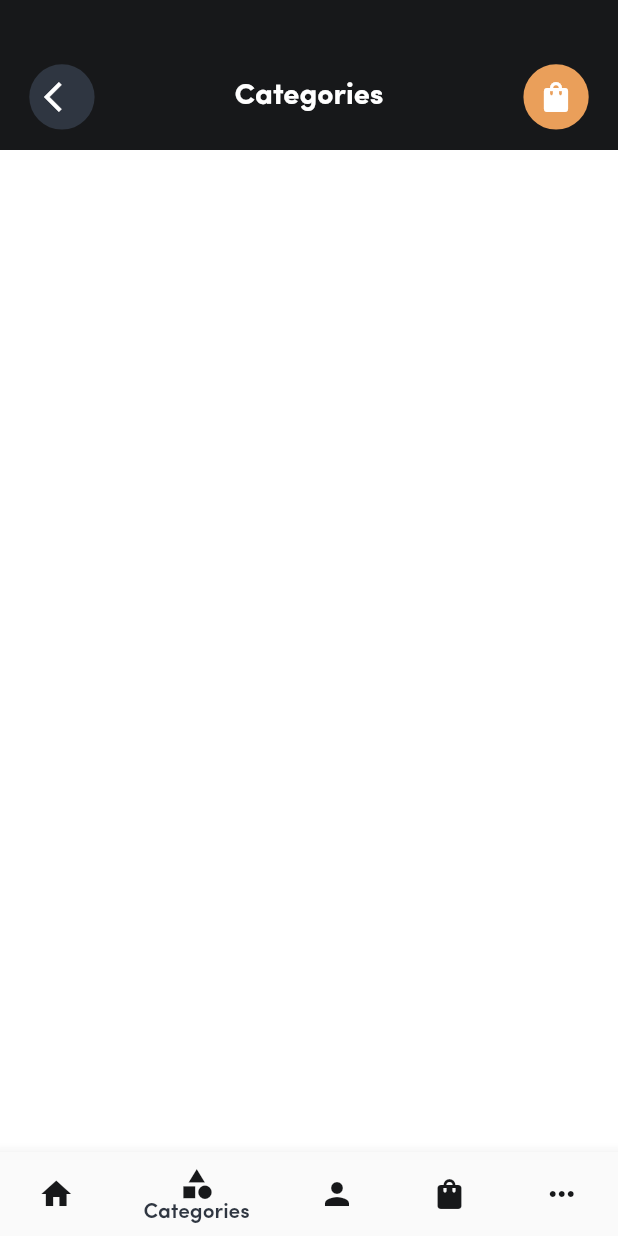
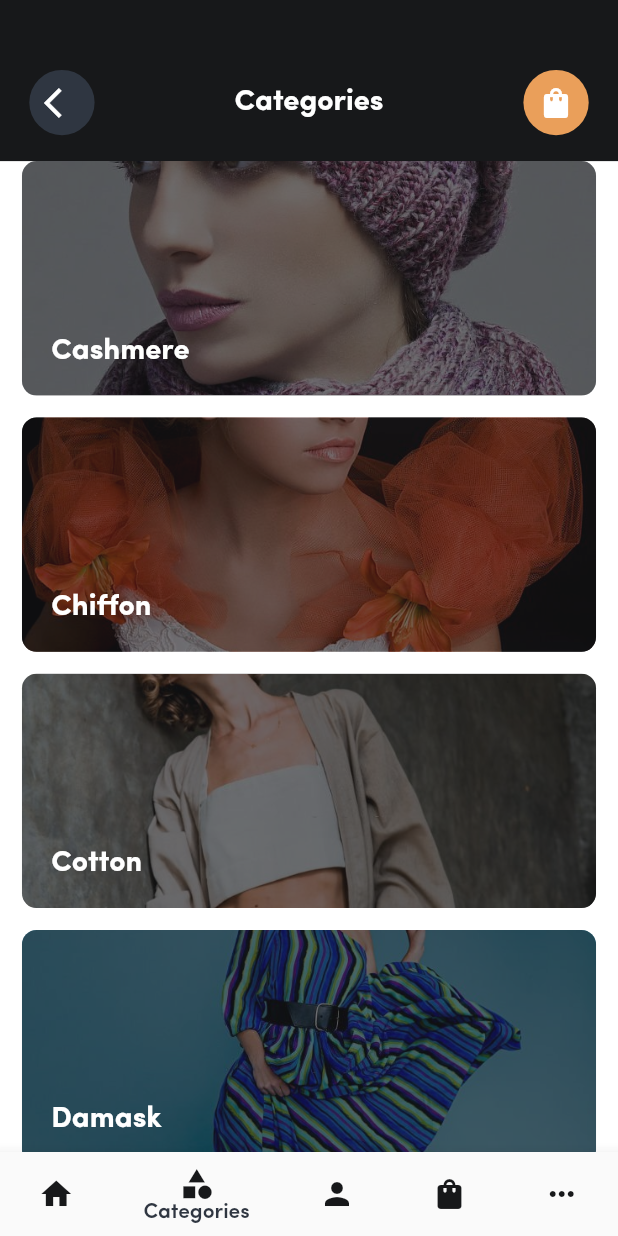
Before and after one commit to roufy235/blume_shopping_app, a Flutter app: the HomeScreen screen opened by its route, item 2 of the bottom bar chosen, on a phone screen of 412 x 824 dp. Run offline on Flutter 3.47's test engine with Material 2 defaults, Android fonts, the phone set to English and light mode, and no system bars; our stand-ins replace flutter_spinkit, get.

Commit message:
feat: categories tab implemented

```diff
--- a/lib/screens/home/home_screen.dart
+++ b/lib/screens/home/home_screen.dart
@@ -15,8 +15,8 @@ class HomeScreen extends StatelessWidget {
     final HomeTabController c = Get.put(HomeTabController());
 
     final List<Widget> tabs = <Widget>[
-      const HomeTab(),
-      const CategoriesTab(),
+      HomeTab(),
+      CategoriesTab(),
       Center(
         child: AppTextWidget(text: "Profile", textColor: AppColors.mainColor),
       ),
--- a/lib/screens/home/tabs/categories_tab.dart
+++ b/lib/screens/home/tabs/categories_tab.dart
@@ -1,3 +1,4 @@
+import 'package:blume_shopping_app/models/CategoryDataModel.dart';
 import 'package:blume_shopping_app/state/home_tab_controller.dart';
 import 'package:blume_shopping_app/utils/colors.dart';
 import 'package:blume_shopping_app/utils/dimensions.dart';
@@ -7,13 +8,22 @@ import 'package:flutter/material.dart';
 import 'package:get/get.dart';
 
 class CategoriesTab extends StatelessWidget {
-  const CategoriesTab({Key? key}) : super(key: key);
+  CategoriesTab({Key? key}) : super(key: key);
+
+  List<CategoryDataModel> categories = [
+    CategoryDataModel('Cashmere', 'assets/images/cates/cashmere.jpg'),
+    CategoryDataModel('Chiffon', 'assets/images/cates/Chiffon.jpg'),
+    CategoryDataModel('Cotton', 'assets/images/cates/Cotton.jpg'),
+    CategoryDataModel('Damask', 'assets/images/cates/main.jpg'),
+    CategoryDataModel('Georgette', 'assets/images/cates/Georgette.jpg'),
+    CategoryDataModel('Gingham', 'assets/images/cates/Gingham.jpg'),
+    CategoryDataModel('Jersey', 'assets/images/cates/main.jpg'),
+    CategoryDataModel('Lace', 'assets/images/cates/main.jpg')
+  ];
 
   @override
   Widget build(BuildContext context) {
-
     final HomeTabController controller = Get.put(HomeTabController());
-
 
     return Column(
       children: [
@@ -24,7 +34,7 @@ class CategoriesTab extends StatelessWidget {
             right: Dimensions.width20,
           ),
           color: AppColors.mainColor,
-          height: 100,
+          height: Dimensions.height110,
           child: Row(
             mainAxisAlignment: MainAxisAlignment.spaceBetween,
             children: [
@@ -57,7 +67,57 @@ class CategoriesTab extends StatelessWidget {
             ],
           ),
         ),
-
+        Expanded(
+          child: ListView.builder(
+            shrinkWrap: true,
+              itemCount: categories.length,
+              itemBuilder: (context, index) {
+                return Padding(
+                  padding: EdgeInsets.only(
+                    left: Dimensions.width15,
+                    bottom: Dimensions.width15,
+                    right: Dimensions.width15
+                  ),
+                  child: Stack(
+                    children: [
+                      Positioned(
+                        child: Container(
+                          height: Dimensions.height160,
+                          decoration: BoxDecoration(
+                              borderRadius: BorderRadius.circular(Dimensions.radius10),
+                              image: DecorationImage(
+                                  fit: BoxFit.cover,
+                                  image: AssetImage(
+                                    categories[index].img
+                                  )
+                              )
+                          ),
+                        ),
+                      ),
+                      Positioned(
+                        child: Container(
+                          decoration: BoxDecoration(
+                            borderRadius: BorderRadius.circular(Dimensions.radius10),
+                            color: AppColors.mainColor.withOpacity(0.6),
+                          ),
+                          height: Dimensions.height160,
+                        ),
+                      ),
+                      Positioned(
+                        bottom: Dimensions.height20,
+                        left: Dimensions.height20,
+                        child: AppTextWidget(
+                          text: categories[index].text,
+                          textColor: AppColors.white,
+                          fontWeight: FontWeight.w800,
+                          size: Dimensions.font20,
+                        ),
+                      )
+                    ],
+                  ),
+                );
+              }),
+        )
       ],
     );
   }
--- a/lib/screens/home/tabs/home_tab.dart
+++ b/lib/screens/home/tabs/home_tab.dart
@@ -11,12 +11,7 @@ import 'package:get/get.dart';
 import 'package:get/route_manager.dart';
 
 class HomeTab extends StatelessWidget {
-  const HomeTab({Key? key}) : super(key: key);
-
-  @override
-  Widget build(BuildContext context) {
-    final HomeTabController controller = Get.put(HomeTabController());
-
+  HomeTab({Key? key}) : super(key: key);
 
   List<CategoryDataModel> categories = [
     CategoryDataModel('Cashmere', 'assets/images/cates/cashmere.jpg'),
@@ -28,6 +23,11 @@ class HomeTab extends StatelessWidget {
     CategoryDataModel('Jersey', 'assets/images/cates/main.jpg'),
     CategoryDataModel('Lace', 'assets/images/cates/main.jpg')
   ];
+
+  @override
+  Widget build(BuildContext context) {
+    final HomeTabController controller = Get.put(HomeTabController());
+
 
 
     return CustomScrollView(
--- a/lib/screens/login/controller/login_controller.dart
+++ b/lib/screens/login/controller/login_controller.dart
@@ -17,7 +17,8 @@ class LoginController extends GetxController {
       Get.snackbar(
           "Error",
           "Email and password are not valid",
-          snackPosition: SnackPosition.BOTTOM
+          snackPosition: SnackPosition.BOTTOM,
+          icon: const Icon(Icons.cancel)
       );
 
       // Get.defaultDialog(
--- a/lib/screens/login/login_screen.dart
+++ b/lib/screens/login/login_screen.dart
@@ -3,17 +3,15 @@ import 'package:blume_shopping_app/screens/login/controller/login_controller.dar
 import 'package:blume_shopping_app/utils/colors.dart';
 import 'package:blume_shopping_app/utils/dimensions.dart';
 import 'package:blume_shopping_app/widgets/app_text_widget.dart';
-import 'package:blume_shopping_app/widgets/elevated_btn_widget.dart';
 import 'package:blume_shopping_app/widgets/func_elevated_btn_widget.dart';
 import 'package:blume_shopping_app/widgets/go_back.dart';
 import 'package:flutter/material.dart';
-import 'package:flutter_spinkit/flutter_spinkit.dart';
 import 'package:get/get.dart';
 
 class LoginScreen extends StatelessWidget {
   LoginScreen({Key? key}) : super(key: key);
 
-  var loginController = Get.put(LoginController());
+  LoginController loginController = Get.put(LoginController());
   final _formKey = GlobalKey<FormState>();
 
   @override
--- a/lib/utils/dimensions.dart
+++ b/lib/utils/dimensions.dart
@@ -13,6 +13,8 @@ class Dimensions {
   static double height30 = screenHeight / 28.13;
   static double height10 = screenHeight / 84.4;
   static double height20 = screenHeight / 42.2;
+  static double height110 = screenHeight / 7.672;
+  static double height160 = screenHeight / 5.275;
   static double height180 = screenHeight / 4.68;
   static double height190 = screenHeight / 4.44;
   static double height200 = screenHeight / 4.22;
@@ -43,6 +45,7 @@ class Dimensions {
   static double font35 = screenHeight / 24.11;
 
   //radius
+  static double radius10 = screenHeight / 84.4;
   static double radius20 = screenHeight / 42.2;
   static double radius30 = screenHeight / 28.13;
 
```
Also changed, not shown: assets/mock.jpg. Lines whose indentation alone changed are shown as unchanged.
